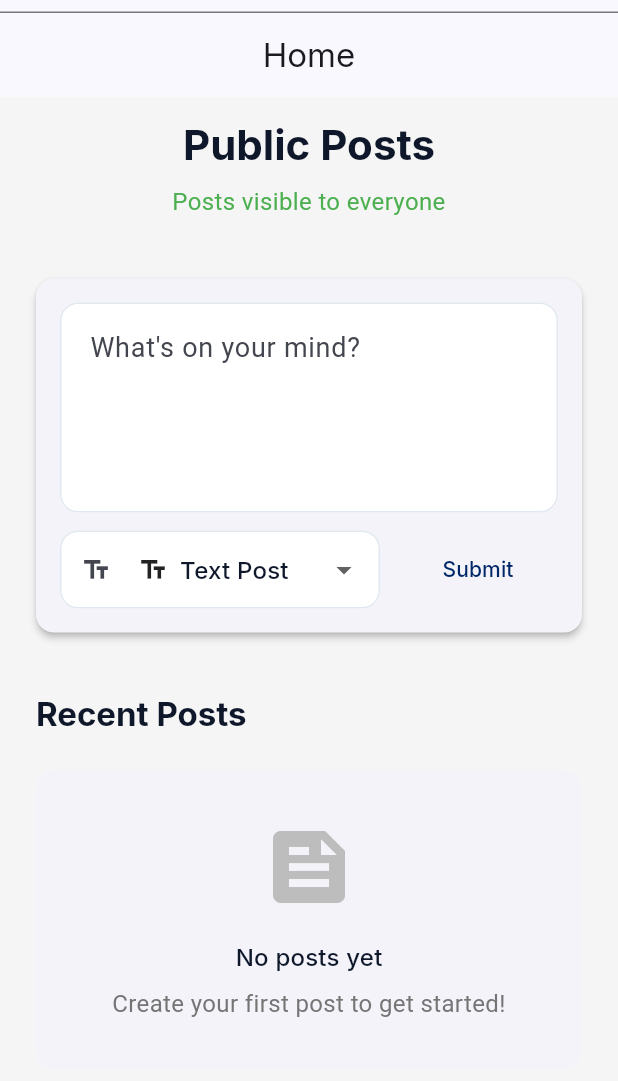
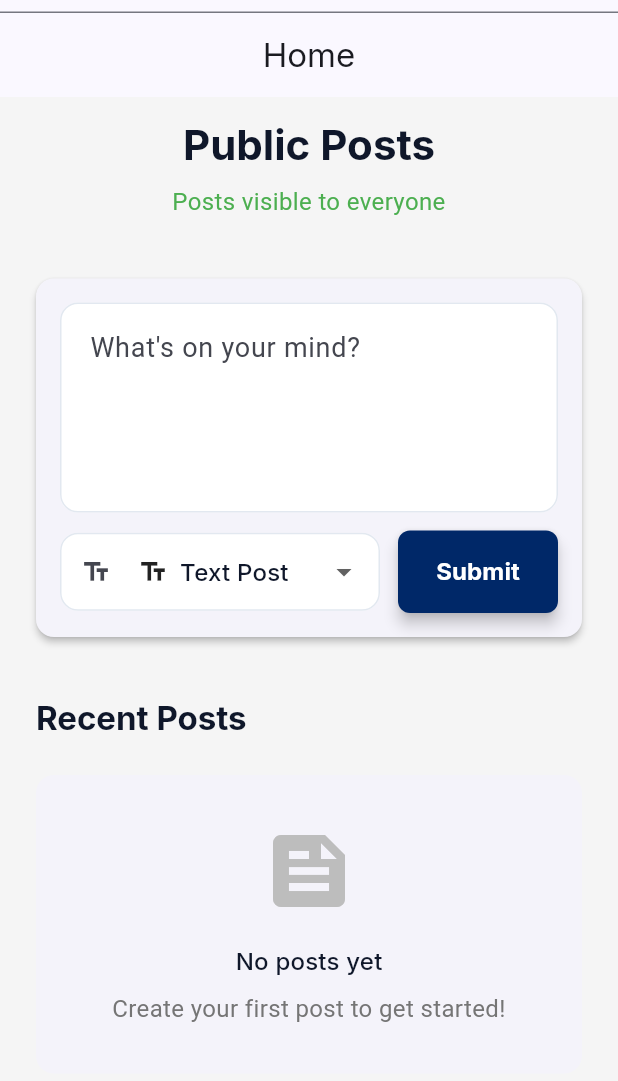
Before and after one commit to Gricon/civicchatter, a Flutter app: the HomeScreen screen opened by its route, on a phone screen of 412 x 824 dp, the part 128-1209 px from its top. Run offline on Flutter 3.47's test engine with Material 3 defaults, Android fonts, the phone set to English and light mode, and no system bars; our stand-ins replace cached_network_image, go_router, google_fonts, image_picker, shared_preferences, supabase_flutter; accounts and stored records are empty; network calls fail.

Commit message:
Make submit button stand out with theme-aware styling

```diff
--- a/flutter_app/lib/screens/home/home_screen.dart
+++ b/flutter_app/lib/screens/home/home_screen.dart
@@ -415,8 +415,23 @@ class _HomeScreenState extends State<HomeScreen> {
                             onPressed: _submitPost,
                             style: ElevatedButton.styleFrom(
                               padding: const EdgeInsets.symmetric(vertical: 16),
+                              backgroundColor:
+                                  Theme.of(context).colorScheme.primary,
+                              foregroundColor:
+                                  Theme.of(context).colorScheme.onPrimary,
+                              elevation: 4,
+                              shape: RoundedRectangleBorder(
+                                borderRadius: BorderRadius.circular(8),
+                              ),
                             ),
-                            child: const Text('Submit'),
+                            child: Text(
+                              'Submit',
+                              style: TextStyle(
+                                fontWeight: FontWeight.bold,
+                                fontSize: 16,
+                                color: Theme.of(context).colorScheme.onPrimary,
+                              ),
+                            ),
                           ),
                         ),
                       ],
```
Also changed, not shown: 3 other files.
